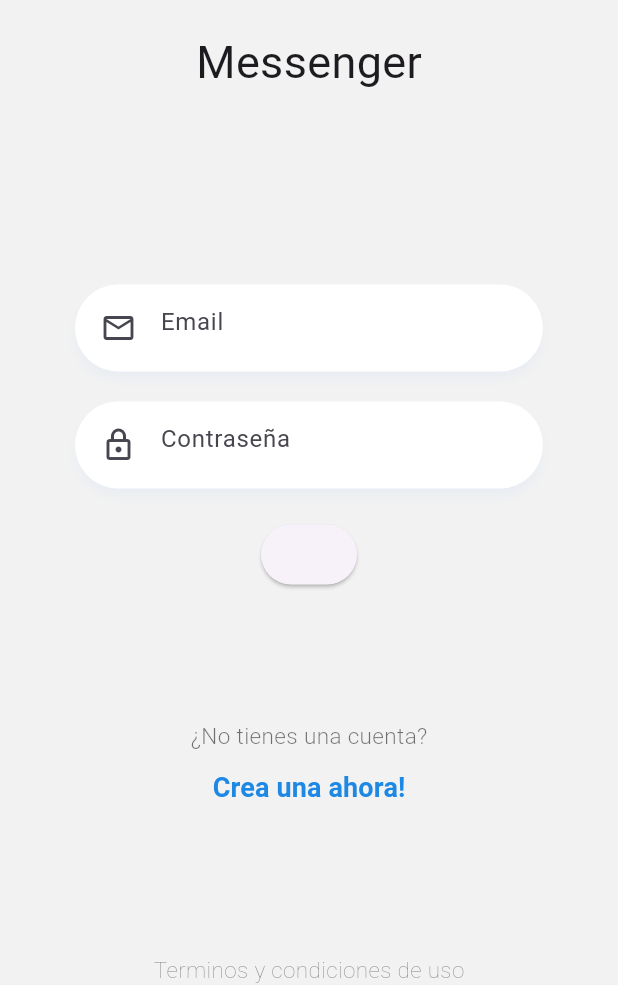
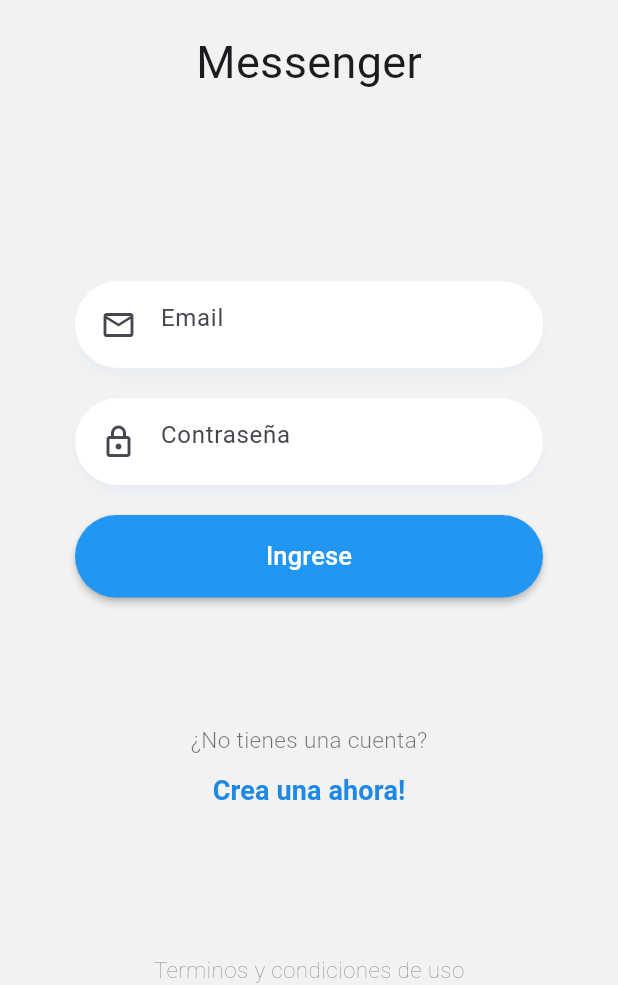
Before and after one commit to Flutter-Course-Sergio/realtime_chat_app, a Flutter app: the screen it shows after launch, on a phone screen of 412 x 824 dp, the part 251-1236 px from its top. Run offline on Flutter 3.47's test engine with Material 3 defaults, Android fonts, the phone set to English and light mode, and no system bars.

Commit message:
Botón Azul

```diff
--- a/lib/pages/login_page.dart
+++ b/lib/pages/login_page.dart
@@ -55,9 +55,9 @@ class __FormState extends State<_Form> {
             obscureText: true,
             textController: passwordController,
           ),
-          ElevatedButton(
+          BlueButton(
+            buttonText: 'Ingrese',
             onPressed: () {},
-            child: null,
           )
         ],
       ),
--- /dev/null
+++ b/lib/widgets/blue_button.dart
@@ -0,0 +1,30 @@
+import 'package:flutter/material.dart';
+
+class BlueButton extends StatelessWidget {
+  final String buttonText;
+  final Function()? onPressed;
+
+  const BlueButton({super.key, required this.buttonText, this.onPressed});
+
+  @override
+  Widget build(BuildContext context) {
+    const textStyle = TextStyle(color: Colors.white, fontSize: 17);
+
+    return ElevatedButton(
+      style: ElevatedButton.styleFrom(
+        elevation: 2,
+        backgroundColor: Colors.blue,
+        shape: const StadiumBorder(),
+      ),
+      onPressed: onPressed,
+      child: SizedBox(
+          width: double.infinity,
+          height: 55,
+          child: Center(
+              child: Text(
+            buttonText,
+            style: textStyle,
+          ))),
+    );
+  }
+}
--- a/lib/widgets/widgets.dart
+++ b/lib/widgets/widgets.dart
@@ -1,3 +1,4 @@
 export 'custom_input.dart';
 export 'logo.dart';
 export 'labels.dart';
+export 'blue_button.dart';
```
